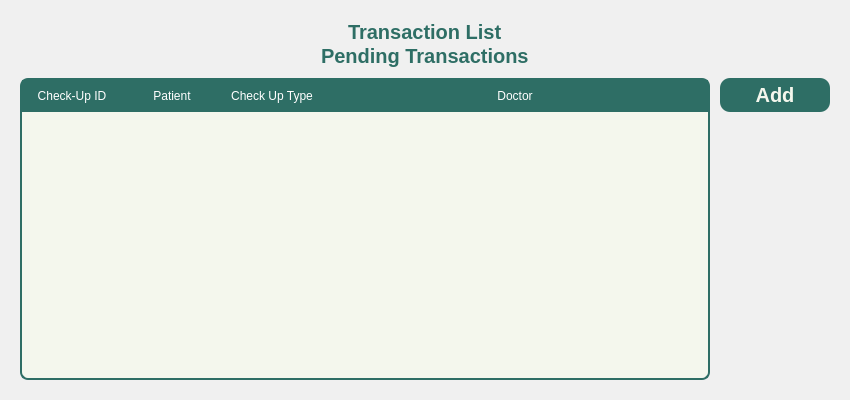
Qt form Views/Staff_Transactions.ui (VinsmokeSanji69/COVACHA_CLINIC_SYSTEM) before a commit.
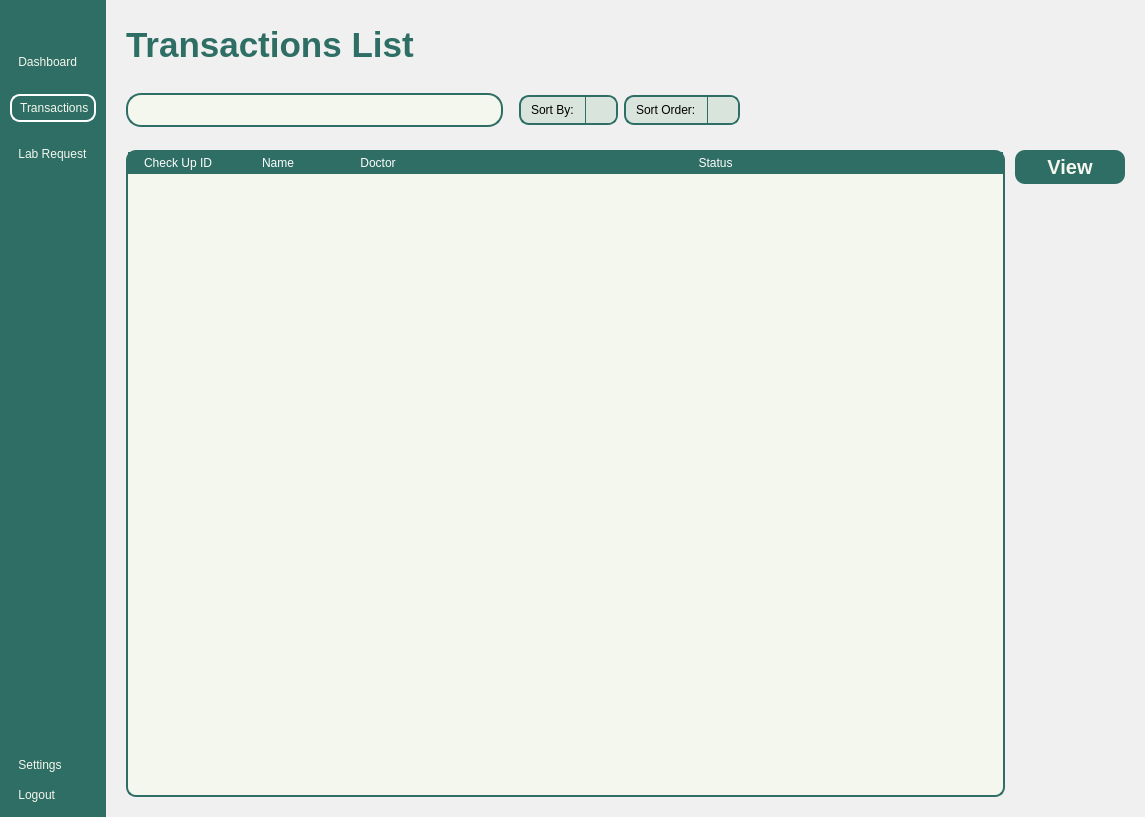
The same form after that commit. Icons and pictures are not drawn.

```diff
--- a/Views/Staff_Transactions.ui
+++ b/Views/Staff_Transactions.ui
@@ -1,13 +1,13 @@
 <?xml version="1.0" encoding="UTF-8"?>
 <ui version="4.0">
- <class>MainWindow</class>
- <widget class="QMainWindow" name="MainWindow">
+ <class>Form</class>
+ <widget class="QWidget" name="Form">
   <property name="geometry">
    <rect>
     <x>0</x>
     <y>0</y>
-    <width>850</width>
-    <height>400</height>
+    <width>1145</width>
+    <height>817</height>
    </rect>
   </property>
   <property name="baseSize">
@@ -26,11 +26,9 @@
 	border: 0px;
 }
 QPushButton {
-	font: 900 10pt &quot;Satoshi Black&quot;;
+	font: 900 16pt &quot;Satoshi Black&quot;;
 	background-color: transparent;
  	border-radius: 10px;
-	font-weight: bold;
-	font-size: 25px;
 	color: #F4F7ED;
 	text-align: left;
 	padding: 5px 5px;
@@ -49,7 +47,6 @@
 }
 </string>
   </property>
-  <widget class="QWidget" name="centralwidget">
    <layout class="QHBoxLayout" name="horizontalLayout">
     <property name="spacing">
      <number>0</number>
@@ -67,38 +64,376 @@
      <number>0</number>
     </property>
     <item>
-     <widget class="QWidget" name="MainBodyContainer" native="true">
+    <widget class="QWidget" name="NavBar" native="true">
       <property name="sizePolicy">
-       <sizepolicy hsizetype="Expanding" vsizetype="Preferred">
+      <sizepolicy hsizetype="Preferred" vsizetype="Expanding">
         <horstretch>0</horstretch>
         <verstretch>0</verstretch>
        </sizepolicy>
       </property>
+     <layout class="QVBoxLayout" name="verticalLayout_3">
+      <property name="spacing">
+       <number>6</number>
+      </property>
+      <property name="leftMargin">
+       <number>10</number>
+      </property>
+      <property name="topMargin">
+       <number>10</number>
+      </property>
+      <property name="rightMargin">
+       <number>10</number>
+      </property>
+      <property name="bottomMargin">
+       <number>10</number>
+      </property>
+      <item>
+       <widget class="QPushButton" name="DashBoardButton_2">
+        <property name="text">
+         <string/>
+        </property>
+        <property name="icon">
+         <iconset>
+          <normaloff>:/lucide/icons/align-justify.svg</normaloff>:/lucide/icons/align-justify.svg</iconset>
+        </property>
+        <property name="iconSize">
+         <size>
+          <width>40</width>
+          <height>40</height>
+         </size>
+        </property>
+       </widget>
+      </item>
+      <item>
+       <spacer name="verticalSpacer_3">
+        <property name="orientation">
+         <enum>Qt::Vertical</enum>
+        </property>
+        <property name="sizeType">
+         <enum>QSizePolicy::Fixed</enum>
+        </property>
+        <property name="sizeHint" stdset="0">
+         <size>
+          <width>20</width>
+          <height>10</height>
+         </size>
+        </property>
+       </spacer>
+      </item>
+      <item>
+       <layout class="QVBoxLayout" name="MainButtons_2">
+        <property name="spacing">
+         <number>20</number>
+        </property>
+        <property name="sizeConstraint">
+         <enum>QLayout::SetNoConstraint</enum>
+        </property>
+        <item>
+         <widget class="QPushButton" name="DashboardButton">
+          <property name="text">
+           <string> Dashboard</string>
+          </property>
+          <property name="icon">
+           <iconset>
+            <normaloff>:/lucide/icons/layout-dashboard.svg</normaloff>:/lucide/icons/layout-dashboard.svg</iconset>
+          </property>
+          <property name="iconSize">
+           <size>
+            <width>40</width>
+            <height>40</height>
+           </size>
+          </property>
+         </widget>
+        </item>
+        <item>
+         <widget class="QPushButton" name="TransactionsButton">
+          <property name="styleSheet">
+           <string notr="true">QPushButton{
+	font: 900 20pt &quot;Satoshi Black&quot;;	
+	border: 2px solid white;
+}
+</string>
+          </property>
+          <property name="text">
+           <string> Transactions</string>
+          </property>
+          <property name="icon">
+           <iconset>
+            <normaloff>:/lucide/icons/tickets.svg</normaloff>:/lucide/icons/tickets.svg</iconset>
+          </property>
+          <property name="iconSize">
+           <size>
+            <width>40</width>
+            <height>40</height>
+           </size>
+          </property>
+         </widget>
+        </item>
+        <item>
+         <widget class="QPushButton" name="LabButton">
+          <property name="text">
+           <string> Lab Request</string>
+          </property>
+          <property name="icon">
+           <iconset>
+            <normaloff>:/lucide/icons/test-tubes.svg</normaloff>:/lucide/icons/test-tubes.svg</iconset>
+          </property>
+          <property name="iconSize">
+           <size>
+            <width>40</width>
+            <height>40</height>
+           </size>
+          </property>
+         </widget>
+        </item>
+       </layout>
+      </item>
+      <item>
+       <spacer name="verticalSpacer_4">
+        <property name="orientation">
+         <enum>Qt::Vertical</enum>
+        </property>
+        <property name="sizeType">
+         <enum>QSizePolicy::Expanding</enum>
+        </property>
+        <property name="sizeHint" stdset="0">
+         <size>
+          <width>20</width>
+          <height>40</height>
+         </size>
+        </property>
+       </spacer>
+      </item>
+      <item>
+       <layout class="QVBoxLayout" name="verticalLayout_4">
+        <property name="sizeConstraint">
+         <enum>QLayout::SetNoConstraint</enum>
+        </property>
+        <item>
+         <widget class="QPushButton" name="ProfileButton">
+          <property name="text">
+           <string> Settings</string>
+          </property>
+          <property name="icon">
+           <iconset>
+            <normaloff>:/lucide/icons/user-round-cog.svg</normaloff>:/lucide/icons/user-round-cog.svg</iconset>
+          </property>
+          <property name="iconSize">
+           <size>
+            <width>40</width>
+            <height>40</height>
+           </size>
+          </property>
+         </widget>
+        </item>
+        <item>
+         <widget class="QPushButton" name="pushButton_10">
+          <property name="text">
+           <string> Logout</string>
+          </property>
+          <property name="icon">
+           <iconset>
+            <normaloff>:/lucide/icons/log-out.svg</normaloff>:/lucide/icons/log-out.svg</iconset>
+          </property>
+          <property name="iconSize">
+           <size>
+            <width>40</width>
+            <height>40</height>
+           </size>
+          </property>
+         </widget>
+        </item>
+       </layout>
+      </item>
+     </layout>
+    </widget>
+   </item>
+   <item>
+    <widget class="QFrame" name="MainBodyContainer">
       <property name="styleSheet">
        <string notr="true">#MainBodyContainer {
 	background-color: #f0f0f0;
 }
+
+#Header {
+	padding: 10px 20px;
+	padding-top: 20px;
+}
 QLabel {
     padding: 0px;
-	font: 900 20pt &quot;Satoshi&quot;;
 }
-#label_2 {
-	font: 13pt &quot;Satoshi&quot;;
+#UserType {
+	font: 500 12pt &quot;Satoshi&quot;;
+	color: #2B3752;
 }
+#UserName {
+	font: 900 16pt &quot;Satoshi&quot;;
+	color: #2B3752;
+}
+#InterfaceTitle{
+	font-size: 35px;
+}
+QGraphicsView {
+    border: 2px solid #ccc;
+    border-radius: 25px;
+    background: white;
+}
 
 
+</string>
+     </property>
+     <property name="frameShape">
+      <enum>QFrame::StyledPanel</enum>
+     </property>
+     <property name="frameShadow">
+      <enum>QFrame::Raised</enum>
+     </property>
+     <layout class="QVBoxLayout" name="verticalLayout_5">
+      <property name="spacing">
+       <number>0</number>
+      </property>
+      <property name="leftMargin">
+       <number>0</number>
+      </property>
+      <property name="topMargin">
+       <number>0</number>
+      </property>
+      <property name="rightMargin">
+       <number>0</number>
+      </property>
+      <property name="bottomMargin">
+       <number>0</number>
+      </property>
+      <item>
+       <widget class="QFrame" name="Header">
+        <property name="sizePolicy">
+         <sizepolicy hsizetype="Expanding" vsizetype="Preferred">
+          <horstretch>0</horstretch>
+          <verstretch>0</verstretch>
+         </sizepolicy>
+        </property>
+        <property name="frameShape">
+         <enum>QFrame::StyledPanel</enum>
+        </property>
+        <property name="frameShadow">
+         <enum>QFrame::Raised</enum>
+        </property>
+        <layout class="QHBoxLayout" name="horizontalLayout_2">
+         <property name="leftMargin">
+          <number>0</number>
+         </property>
+         <property name="topMargin">
+          <number>0</number>
+         </property>
+         <property name="rightMargin">
+          <number>0</number>
+         </property>
+         <property name="bottomMargin">
+          <number>0</number>
+         </property>
+         <item>
+          <widget class="QLabel" name="InterfaceTitle">
+           <property name="text">
+            <string>Transactions List</string>
+           </property>
+          </widget>
+         </item>
+         <item>
+          <layout class="QHBoxLayout" name="UserPanel">
+           <property name="rightMargin">
+            <number>0</number>
+           </property>
+           <item>
+            <layout class="QVBoxLayout" name="UserInfo">
+             <property name="spacing">
+              <number>0</number>
+             </property>
+            </layout>
+           </item>
+           <item>
+            <widget class="QFrame" name="Profile">
+             <property name="sizePolicy">
+              <sizepolicy hsizetype="Fixed" vsizetype="Fixed">
+               <horstretch>0</horstretch>
+               <verstretch>0</verstretch>
+              </sizepolicy>
+             </property>
+             <property name="minimumSize">
+              <size>
+               <width>50</width>
+               <height>50</height>
+              </size>
+             </property>
+             <property name="maximumSize">
+              <size>
+               <width>50</width>
+               <height>50</height>
+              </size>
+             </property>
+             <property name="frameShape">
+              <enum>QFrame::StyledPanel</enum>
+             </property>
+             <property name="frameShadow">
+              <enum>QFrame::Raised</enum>
+             </property>
+             <layout class="QVBoxLayout" name="verticalLayout_6">
+              <property name="spacing">
+               <number>0</number>
+              </property>
+              <property name="leftMargin">
+               <number>0</number>
+              </property>
+              <property name="topMargin">
+               <number>0</number>
+              </property>
+              <property name="rightMargin">
+               <number>0</number>
+              </property>
+              <property name="bottomMargin">
+               <number>0</number>
+              </property>
+             </layout>
+            </widget>
+           </item>
+          </layout>
+         </item>
+        </layout>
+       </widget>
+      </item>
+      <item>
+       <widget class="QFrame" name="MainBody">
+        <property name="sizePolicy">
+         <sizepolicy hsizetype="Expanding" vsizetype="Expanding">
+          <horstretch>0</horstretch>
+          <verstretch>0</verstretch>
+         </sizepolicy>
+        </property>
+        <property name="styleSheet">
+         <string notr="true">#Searchbar {
+	border: 2px solid #2E6E65;
+	border-radius: 15px;
+	text-align: center;
+	background-color: transparent;
+}
 
+
 </string>
       </property>
-      <layout class="QVBoxLayout" name="verticalLayout">
+        <property name="frameShape">
+         <enum>QFrame::StyledPanel</enum>
+        </property>
+        <property name="frameShadow">
+         <enum>QFrame::Raised</enum>
+        </property>
+        <layout class="QVBoxLayout" name="verticalLayout_7">
        <property name="spacing">
-        <number>10</number>
+          <number>0</number>
        </property>
        <property name="leftMargin">
         <number>20</number>
        </property>
        <property name="topMargin">
-        <number>20</number>
+          <number>0</number>
        </property>
        <property name="rightMargin">
         <number>20</number>
@@ -106,9 +441,53 @@
        <property name="bottomMargin">
         <number>20</number>
        </property>
-       <item alignment="Qt::AlignHCenter">
-        <widget class="QWidget" name="widget_3" native="true">
-         <layout class="QVBoxLayout" name="verticalLayout_2">
+         <item>
+          <widget class="QFrame" name="SearchBarContainer">
+           <property name="sizePolicy">
+            <sizepolicy hsizetype="Preferred" vsizetype="Expanding">
+             <horstretch>0</horstretch>
+             <verstretch>0</verstretch>
+            </sizepolicy>
+           </property>
+           <property name="maximumSize">
+            <size>
+             <width>16777215</width>
+             <height>70</height>
+            </size>
+           </property>
+           <property name="frameShape">
+            <enum>QFrame::StyledPanel</enum>
+           </property>
+           <property name="frameShadow">
+            <enum>QFrame::Raised</enum>
+           </property>
+           <layout class="QHBoxLayout" name="horizontalLayout_4">
+            <property name="leftMargin">
+             <number>0</number>
+            </property>
+            <property name="topMargin">
+             <number>0</number>
+            </property>
+            <item>
+             <widget class="QWidget" name="SearchBar" native="true">
+              <property name="sizePolicy">
+               <sizepolicy hsizetype="Expanding" vsizetype="Fixed">
+                <horstretch>0</horstretch>
+                <verstretch>0</verstretch>
+               </sizepolicy>
+              </property>
+              <property name="styleSheet">
+               <string notr="true">#SearchBar {
+	background-color: #F4F7ED;
+	border: 2px solid #2E6E65;
+    border-radius: 15px;
+}
+#Search{
+	background-color: transparent ;
+	font: 300 14pt &quot;Lexend Light&quot;;
+}</string>
+              </property>
+              <layout class="QHBoxLayout" name="horizontalLayout_3">
           <property name="spacing">
            <number>0</number>
           </property>
@@ -116,39 +495,163 @@
            <number>0</number>
           </property>
           <property name="topMargin">
-           <number>0</number>
+                <number>5</number>
           </property>
           <property name="rightMargin">
            <number>0</number>
           </property>
           <property name="bottomMargin">
-           <number>0</number>
-          </property>
-          <item alignment="Qt::AlignHCenter">
-           <widget class="QLabel" name="label">
+                <number>5</number>
+               </property>
+               <item>
+                <widget class="QLineEdit" name="Search"/>
+               </item>
+               <item>
+                <widget class="QPushButton" name="SearchButton">
             <property name="text">
-             <string>Transaction List</string>
-            </property>
-           </widget>
-          </item>
-          <item alignment="Qt::AlignHCenter">
-           <widget class="QLabel" name="label_2">
+                  <string/>
+                 </property>
+                 <property name="icon">
+                  <iconset>
+                   <normaloff>:/lucide/icons/search.svg</normaloff>:/lucide/icons/search.svg</iconset>
+                 </property>
+                 <property name="iconSize">
+                  <size>
+                   <width>30</width>
+                   <height>30</height>
+                  </size>
+                 </property>
+                </widget>
+               </item>
+              </layout>
+             </widget>
+            </item>
+            <item>
+             <spacer name="horizontalSpacer_3">
+              <property name="orientation">
+               <enum>Qt::Horizontal</enum>
+              </property>
+              <property name="sizeType">
+               <enum>QSizePolicy::Maximum</enum>
+              </property>
+              <property name="sizeHint" stdset="0">
+               <size>
+                <width>10</width>
+                <height>20</height>
+               </size>
+              </property>
+             </spacer>
+            </item>
+            <item>
+             <widget class="QComboBox" name="DiagnoseBox">
+              <property name="sizePolicy">
+               <sizepolicy hsizetype="Preferred" vsizetype="Fixed">
+                <horstretch>0</horstretch>
+                <verstretch>0</verstretch>
+               </sizepolicy>
+              </property>
+              <property name="styleSheet">
+               <string notr="true">QComboBox {
+    background-color: #D9E4DC;
+    border: 2px solid #2E6E65;
+    border-radius: 10px;
+    padding: 5px 10px;
+	font: 300 12pt &quot;Lexend Light&quot;;
+}
+QComboBox::drop-down {
+    subcontrol-origin: padding;
+    subcontrol-position: top right;
+    width: 30px;
+    border-left: 1px solid #2E6E65;
+    background-color: #D9E4DC;
+    border-top-right-radius: 8px;
+    border-bottom-right-radius: 8px;
+}
+QComboBox::down-arrow {
+    image: url(:/icons/icons/chevron-down.svg);
+    width: 20px;
+    height: 20px;
+}
+QComboBox QAbstractItemView {
+    background-color: #F4F7ED;
+    selection-background-color: #CCE3D0;
+    border: 1px solid #2E6E65;
+    border-radius: 2px;
+    outline: 0;
+	font: 300 12pt &quot;Lexend Light&quot;;
+}</string>
+              </property>
+              <property name="editable">
+               <bool>false</bool>
+              </property>
+              <item>
             <property name="text">
-             <string>Pending Transactions</string>
-            </property>
-           </widget>
-          </item>
+                <string>Sort By:</string>
+               </property>
+              </item>
+             </widget>
+            </item>
+            <item>
+             <widget class="QComboBox" name="DateBox">
+              <property name="styleSheet">
+               <string notr="true">QComboBox {
+    background-color: #D9E4DC;
+    border: 2px solid #2E6E65;
+    border-radius: 10px;
+    padding: 5px 10px;
+	font: 300 12pt &quot;Lexend Light&quot;;
+}
+QComboBox::drop-down {
+    subcontrol-origin: padding;
+    subcontrol-position: top right;
+    width: 30px;
+    border-left: 1px solid #2E6E65;
+    background-color: #D9E4DC;
+    border-top-right-radius: 8px;
+    border-bottom-right-radius: 8px;
+}
+QComboBox::down-arrow {
+    image: url(:/icons/icons/chevron-down.svg);
+    width: 20px;
+    height: 20px;
+}
+QComboBox QAbstractItemView {
+    background-color: #F4F7ED;
+    selection-background-color: #CCE3D0;
+    border: 1px solid #2E6E65;
+    border-radius: 2px;
+    outline: 0;
+	font: 300 12pt &quot;Lexend Light&quot;;
+}</string>
+              </property>
+              <item>
+               <property name="text">
+                <string>Sort Order: </string>
+               </property>
+              </item>
+             </widget>
+            </item>
+            <item>
+             <spacer name="horizontalSpacer_4">
+              <property name="orientation">
+               <enum>Qt::Horizontal</enum>
+              </property>
+              <property name="sizeType">
+               <enum>QSizePolicy::Expanding</enum>
+              </property>
+              <property name="sizeHint" stdset="0">
+               <size>
+                <width>200</width>
+                <height>20</height>
+               </size>
+              </property>
+             </spacer>
+            </item>
          </layout>
         </widget>
        </item>
        <item>
         <widget class="QWidget" name="widget" native="true">
-         <property name="sizePolicy">
-          <sizepolicy hsizetype="Preferred" vsizetype="Expanding">
-           <horstretch>0</horstretch>
-           <verstretch>0</verstretch>
-          </sizepolicy>
-         </property>
          <property name="styleSheet">
           <string notr="true">QPushButton {
 	font: 900 10pt &quot;Satoshi Black&quot;;
@@ -205,11 +708,11 @@
               <rect>
                <x>0</x>
                <y>0</y>
-               <width>690</width>
-               <height>283</height>
-              </rect>
-             </property>
-             <layout class="QVBoxLayout" name="verticalLayout_14">
+                 <width>728</width>
+                 <height>645</height>
+                </rect>
+               </property>
+               <layout class="QVBoxLayout" name="verticalLayout_2">
               <property name="spacing">
                <number>0</number>
               </property>
@@ -231,7 +734,7 @@
                  <string notr="true">QTableWidget {
 	background-color: #F4F7ED;
 	gridline-color: transparent;
-	border-radius: 8px;
+	border-radius: 10px;
 	border: 2px solid #2E6E65;
 }
 QTableWidget::item {
@@ -245,28 +748,21 @@
 QTableWidget QHeaderView::section {
 	background-color: #2E6E65;
 	color: white;
-	padding: 5px;
 	font: 700 15pt &quot;Satoshi&quot;;
 	border: 2px solid #2E6E65;
-}
-</string>
+}</string>
                 </property>
                 <attribute name="horizontalHeaderStretchLastSection">
                  <bool>true</bool>
                 </attribute>
                 <column>
                  <property name="text">
-                  <string>Check-Up ID</string>
+                    <string>Check Up ID</string>
                  </property>
                 </column>
                 <column>
                  <property name="text">
-                  <string>Patient</string>
-                 </property>
-                </column>
-                <column>
-                 <property name="text">
-                  <string>Check Up Type</string>
+                    <string>Name</string>
                  </property>
                 </column>
                 <column>
@@ -274,6 +770,11 @@
                   <string>Doctor</string>
                  </property>
                 </column>
+                  <column>
+                   <property name="text">
+                    <string>Status</string>
+                   </property>
+                  </column>
                </widget>
               </item>
              </layout>
@@ -283,7 +784,7 @@
           <item alignment="Qt::AlignTop">
            <widget class="QWidget" name="widget_2" native="true">
             <property name="sizePolicy">
-             <sizepolicy hsizetype="Fixed" vsizetype="Preferred">
+               <sizepolicy hsizetype="Fixed" vsizetype="Fixed">
               <horstretch>0</horstretch>
               <verstretch>0</verstretch>
              </sizepolicy>
@@ -294,7 +795,13 @@
               <height>0</height>
              </size>
             </property>
-            <layout class="QVBoxLayout" name="verticalLayout_3">
+              <property name="maximumSize">
+               <size>
+                <width>110</width>
+                <height>16777215</height>
+               </size>
+              </property>
+              <layout class="QVBoxLayout" name="verticalLayout">
              <property name="spacing">
               <number>5</number>
              </property>
@@ -311,9 +818,9 @@
               <number>0</number>
              </property>
              <item>
-              <widget class="QPushButton" name="AddBUtton">
+                <widget class="QPushButton" name="ViewButton">
                <property name="text">
-                <string>Add</string>
+                  <string>View</string>
                </property>
               </widget>
              </item>
@@ -328,6 +835,8 @@
     </item>
    </layout>
   </widget>
+   </item>
+  </layout>
  </widget>
  <resources/>
  <connections/>
```
Left out of the diff: 10 changed lines with no effect on the pictures. Lines whose indentation alone changed are shown as unchanged.
